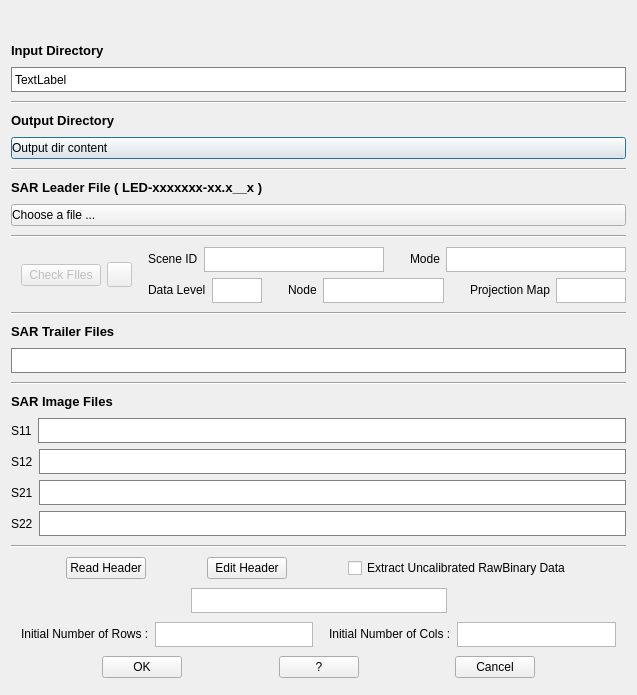
This is GUI/alos1_1_quad_jaxa_ceos.ui in cpenar/Qt_PolSarPRO as Qt 5 draws it before an edit. The edited form follows.
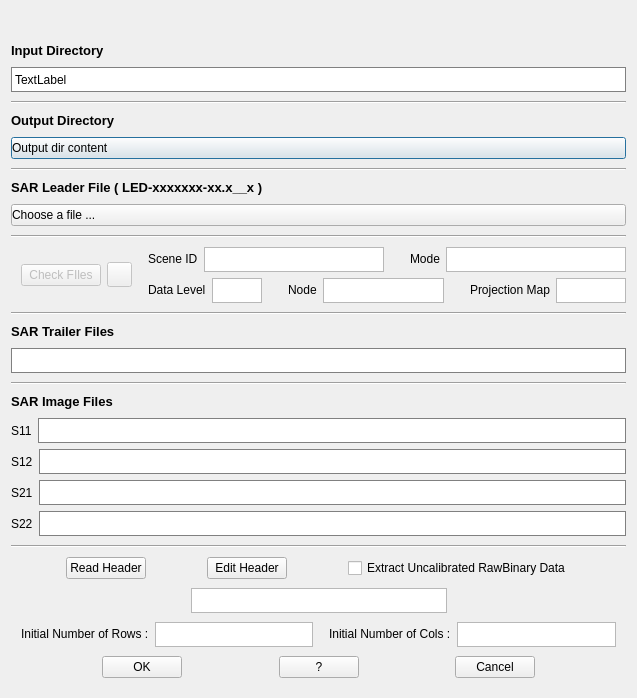
This is the edited form. Icons and pictures are not drawn.

```diff
--- a/GUI/alos1_1_quad_jaxa_ceos.ui
+++ b/GUI/alos1_1_quad_jaxa_ceos.ui
@@ -7,7 +7,7 @@
     <x>0</x>
     <y>0</y>
     <width>637</width>
-    <height>695</height>
+    <height>698</height>
    </rect>
   </property>
   <property name="windowTitle">
```
